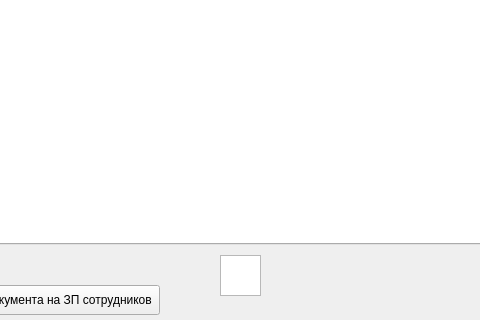
Qt form python version/komendant/Zaselenie.ui (luceferon/komendant) before a commit; both pictures show x 510 to 990 and y 395 to 715 of the 1200 by 715 pixel window.
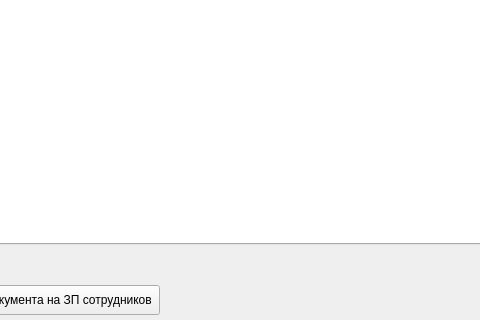
The same form after that commit.

Patch:
```diff
--- a/python version/komendant/Zaselenie.ui
+++ b/python version/komendant/Zaselenie.ui
@@ -216,19 +216,6 @@
      </rect>
     </property>
    </widget>
-   <widget class="QTableView" name="TVTable">
-    <property name="enabled">
-     <bool>true</bool>
-    </property>
-    <property name="geometry">
-     <rect>
-      <x>730</x>
-      <y>650</y>
-      <width>41</width>
-      <height>41</height>
-     </rect>
-    </property>
-   </widget>
   </widget>
  </widget>
  <resources/>
```
